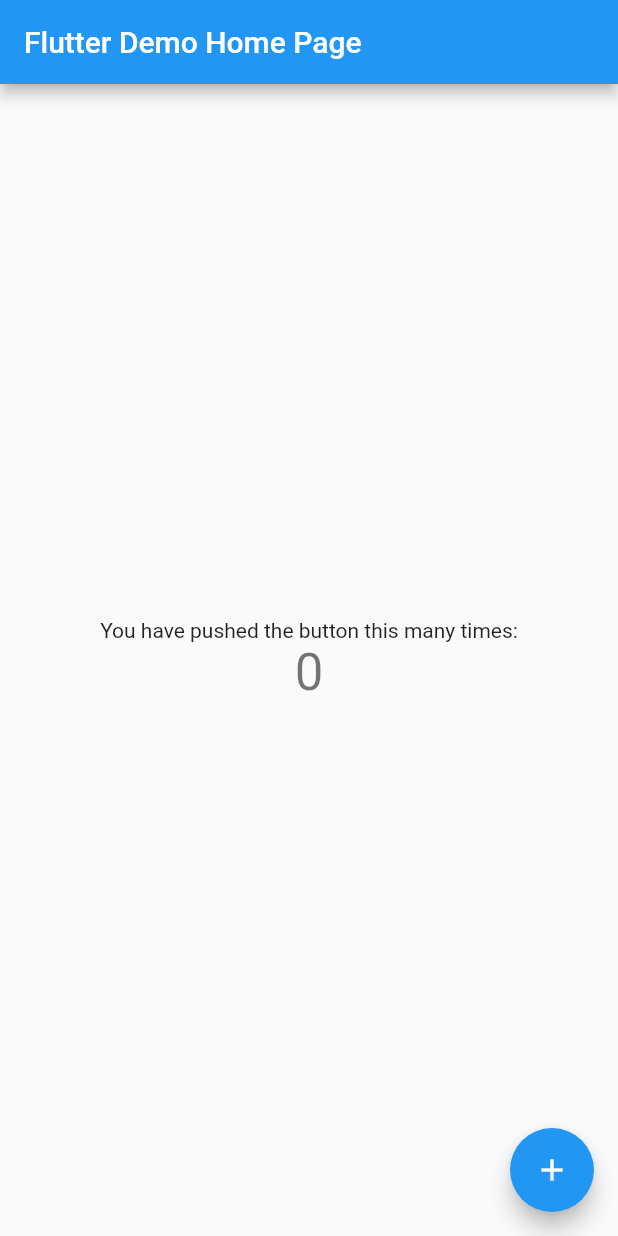
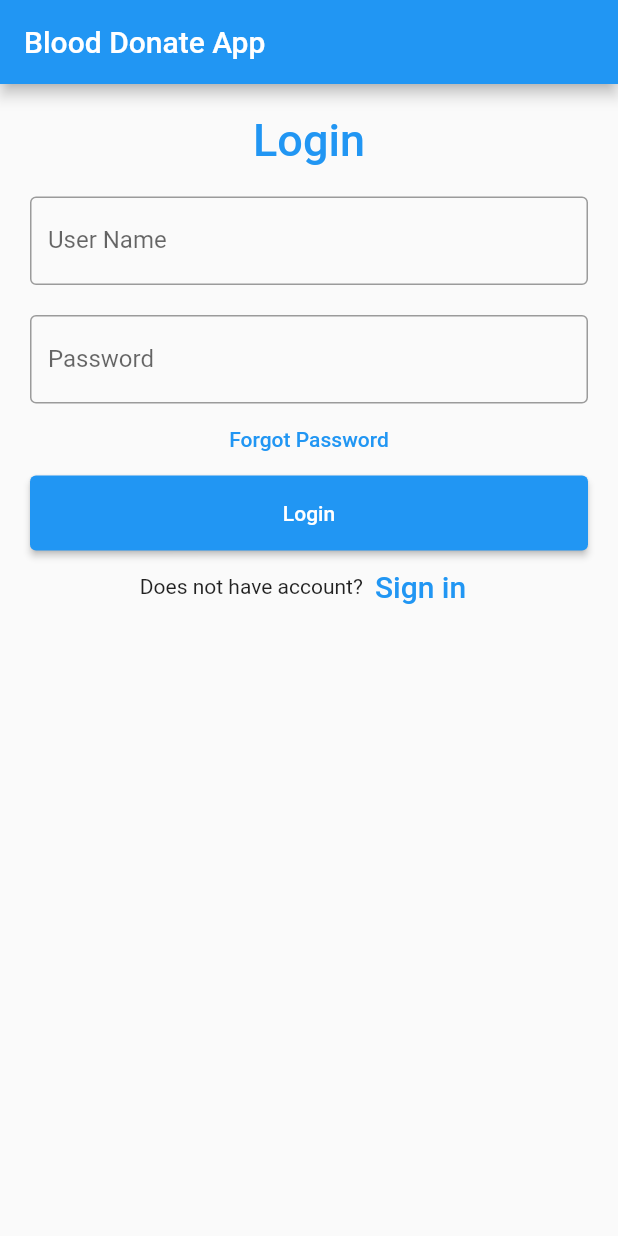
Before and after one commit to Duaww/blood-donate, a Flutter app: the screen it shows after launch, on a phone screen of 412 x 824 dp. Run offline on Flutter 3.47's test engine with Material 2 defaults, Android fonts, the light colour scheme and no system bars; our stand-ins replace dio.

Commit message:
ADD : mobile login screen

```diff
--- /dev/null
+++ b/mobile/lib/login/component/LoginScreen.dart
@@ -0,0 +1,103 @@
+import 'package:flutter/material.dart';
+import 'package:mobile/login/service/LoginSerivce.dart';
+
+class LoginScreen extends StatefulWidget {
+  @override
+  State<StatefulWidget> createState() {
+    // TODO: implement createState
+    return _LoginScreen();
+  }
+}
+
+class _LoginScreen extends State<LoginScreen> {
+  TextEditingController nameController = TextEditingController();
+  TextEditingController passwordController = TextEditingController();
+  String token = "";
+
+  @override
+  void initState() {
+    super.initState();
+  }
+
+  @override
+  Widget build(BuildContext context) {
+    // TODO: implement build
+    return Padding(
+        padding: const EdgeInsets.all(10),
+        child: ListView(
+          children: <Widget>[
+            Container(
+                alignment: Alignment.center,
+                padding: const EdgeInsets.all(10),
+                child: const Text(
+                  'Login',
+                  style: TextStyle(
+                      color: Colors.blue,
+                      fontWeight: FontWeight.w500,
+                      fontSize: 30),
+                )),
+            Container(
+              padding: const EdgeInsets.all(10),
+              child: TextField(
+                controller: nameController,
+                decoration: const InputDecoration(
+                  border: OutlineInputBorder(),
+                  labelText: 'User Name',
+                ),
+              ),
+            ),
+            Container(
+              padding: const EdgeInsets.fromLTRB(10, 10, 10, 0),
+              child: TextField(
+                obscureText: true,
+                controller: passwordController,
+                decoration: const InputDecoration(
+                  border: OutlineInputBorder(),
+                  labelText: 'Password',
+                ),
+              ),
+            ),
+            TextButton(
+              onPressed: () {
+                //forgot password screen
+              },
+              child: const Text(
+                'Forgot Password',
+              ),
+            ),
+            Container(
+                height: 50,
+                padding: const EdgeInsets.fromLTRB(10, 0, 10, 0),
+                child: ElevatedButton(
+                  child: const Text('Login'),
+                  onPressed: (() => {
+                        print(LoginService.BASE_AUTH_URL),
+                        LoginService.login(
+                                nameController.text, passwordController.text)
+                            .then((res) => {
+                                  token = res.data,
+                                  print(token),
+                                })
+                            .catchError(
+                                (onError) => {print(onError.toString())}),
+                      }),
+                )),
+            Row(
+              children: <Widget>[
+                const Text('Does not have account?'),
+                TextButton(
+                  child: const Text(
+                    'Sign in',
+                    style: TextStyle(fontSize: 20),
+                  ),
+                  onPressed: () {
+                    //signup screen
+                  },
+                )
+              ],
+              mainAxisAlignment: MainAxisAlignment.center,
+            ),
+          ],
+        ));
+  }
+}
--- /dev/null
+++ b/mobile/lib/login/service/LoginSerivce.dart
@@ -0,0 +1,28 @@
+import 'dart:convert';
+import 'dart:io';
+
+import 'package:dio/dio.dart';
+
+class LoginService {
+  static Dio _dio = new Dio();
+  static String BASE_AUTH_URL = "http://192.168.1.11:8080/api/auth";
+
+  static Future<Response> login(String username, String password) async {
+    Response response;
+    var loginForm = {
+      "username": username,
+      "password": password,
+    };
+    try {
+      response = await _dio.post(BASE_AUTH_URL,
+          data: jsonEncode(loginForm),
+          options: Options(
+            contentType: Headers.jsonContentType,
+            responseType: ResponseType.json,
+          ));
+    } on DioError catch (e) {
+      throw Exception(e.response?.statusCode);
+    }
+    return response;
+  }
+}
--- a/mobile/lib/main.dart
+++ b/mobile/lib/main.dart
@@ -1,115 +1,22 @@
 import 'package:flutter/material.dart';
+import 'package:mobile/login/component/LoginScreen.dart';
 
-void main() {
-  runApp(const MyApp());
-}
+void main() => runApp(const MyApp());
 
 class MyApp extends StatelessWidget {
   const MyApp({Key? key}) : super(key: key);
 
-  // This widget is the root of your application.
+  static const String _title = 'Blood Donate App';
+
   @override
   Widget build(BuildContext context) {
     return MaterialApp(
-      title: 'Flutter Demo',
-      theme: ThemeData(
-        // This is the theme of your application.
-        //
-        // Try running your application with "flutter run". You'll see the
-        // application has a blue toolbar. Then, without quitting the app, try
-        // changing the primarySwatch below to Colors.green and then invoke
-        // "hot reload" (press "r" in the console where you ran "flutter run",
-        // or simply save your changes to "hot reload" in a Flutter IDE).
-        // Notice that the counter didn't reset back to zero; the application
-        // is not restarted.
-        primarySwatch: Colors.blue,
+      debugShowCheckedModeBanner: false,
+      title: _title,
+      home: Scaffold(
+        appBar: AppBar(title: const Text(_title)),
+        body: LoginScreen(),
       ),
-      home: const MyHomePage(title: 'Flutter Demo Home Page'),
     );
   }
 }
-
-class MyHomePage extends StatefulWidget {
-  const MyHomePage({Key? key, required this.title}) : super(key: key);
-
-  // This widget is the home page of your application. It is stateful, meaning
-  // that it has a State object (defined below) that contains fields that affect
-  // how it looks.
-
-  // This class is the configuration for the state. It holds the values (in this
-  // case the title) provided by the parent (in this case the App widget) and
-  // used by the build method of the State. Fields in a Widget subclass are
-  // always marked "final".
-
-  final String title;
-
-  @override
-  State<MyHomePage> createState() => _MyHomePageState();
-}
-
-class _MyHomePageState extends State<MyHomePage> {
-  int _counter = 0;
-
-  void _incrementCounter() {
-    setState(() {
-      // This call to setState tells the Flutter framework that something has
-      // changed in this State, which causes it to rerun the build method below
-      // so that the display can reflect the updated values. If we changed
-      // _counter without calling setState(), then the build method would not be
-      // called again, and so nothing would appear to happen.
-      _counter++;
-    });
-  }
-
-  @override
-  Widget build(BuildContext context) {
-    // This method is rerun every time setState is called, for instance as done
-    // by the _incrementCounter method above.
-    //
-    // The Flutter framework has been optimized to make rerunning build methods
-    // fast, so that you can just rebuild anything that needs updating rather
-    // than having to individually change instances of widgets.
-    return Scaffold(
-      appBar: AppBar(
-        // Here we take the value from the MyHomePage object that was created by
-        // the App.build method, and use it to set our appbar title.
-        title: Text(widget.title),
-      ),
-      body: Center(
-        // Center is a layout widget. It takes a single child and positions it
-        // in the middle of the parent.
-        child: Column(
-          // Column is also a layout widget. It takes a list of children and
-          // arranges them vertically. By default, it sizes itself to fit its
-          // children horizontally, and tries to be as tall as its parent.
-          //
-          // Invoke "debug painting" (press "p" in the console, choose the
-          // "Toggle Debug Paint" action from the Flutter Inspector in Android
-          // Studio, or the "Toggle Debug Paint" command in Visual Studio Code)
-          // to see the wireframe for each widget.
-          //
-          // Column has various properties to control how it sizes itself and
-          // how it positions its children. Here we use mainAxisAlignment to
-          // center the children vertically; the main axis here is the vertical
-          // axis because Columns are vertical (the cross axis would be
-          // horizontal).
-          mainAxisAlignment: MainAxisAlignment.center,
-          children: <Widget>[
-            const Text(
-              'You have pushed the button this many times:',
-            ),
-            Text(
-              '$_counter',
-              style: Theme.of(context).textTheme.headline4,
-            ),
-          ],
-        ),
-      ),
-      floatingActionButton: FloatingActionButton(
-        onPressed: _incrementCounter,
-        tooltip: 'Increment',
-        child: const Icon(Icons.add),
-      ), // This trailing comma makes auto-formatting nicer for build methods.
-    );
-  }
-}
--- a/mobile/pubspec.yaml
+++ b/mobile/pubspec.yaml
@@ -34,6 +34,7 @@
   # The following adds the Cupertino Icons font to your application.
   # Use with the CupertinoIcons class for iOS style icons.
   cupertino_icons: ^1.0.2
+  dio: ^4.0.6
 
 dev_dependencies:
   flutter_test:
```
Also changed, not shown: mobile/pubspec.lock, 1 other file.
